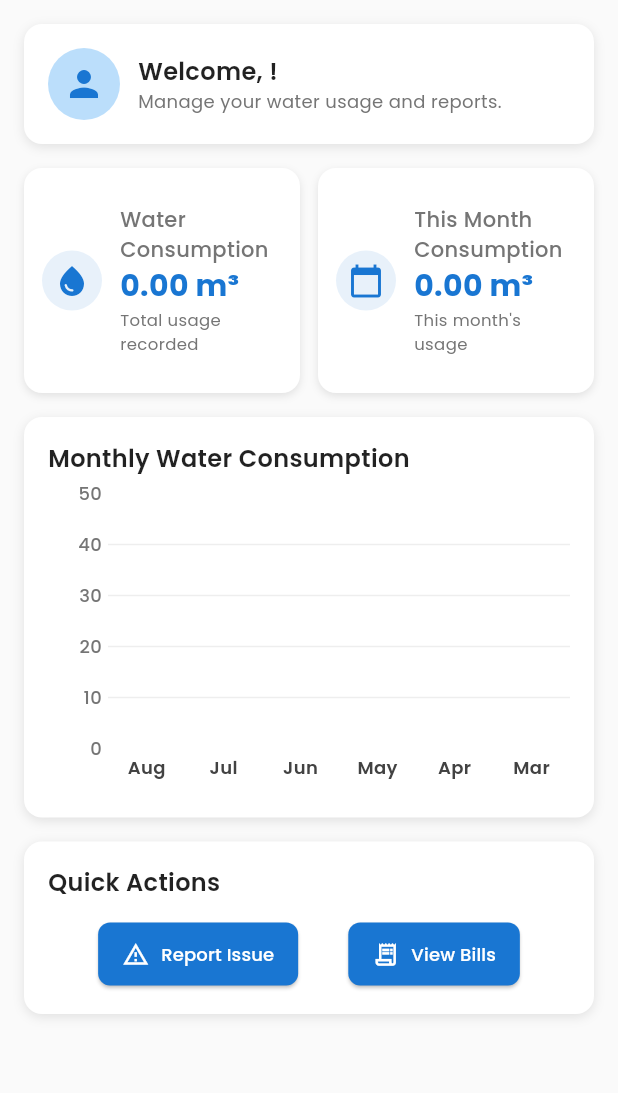
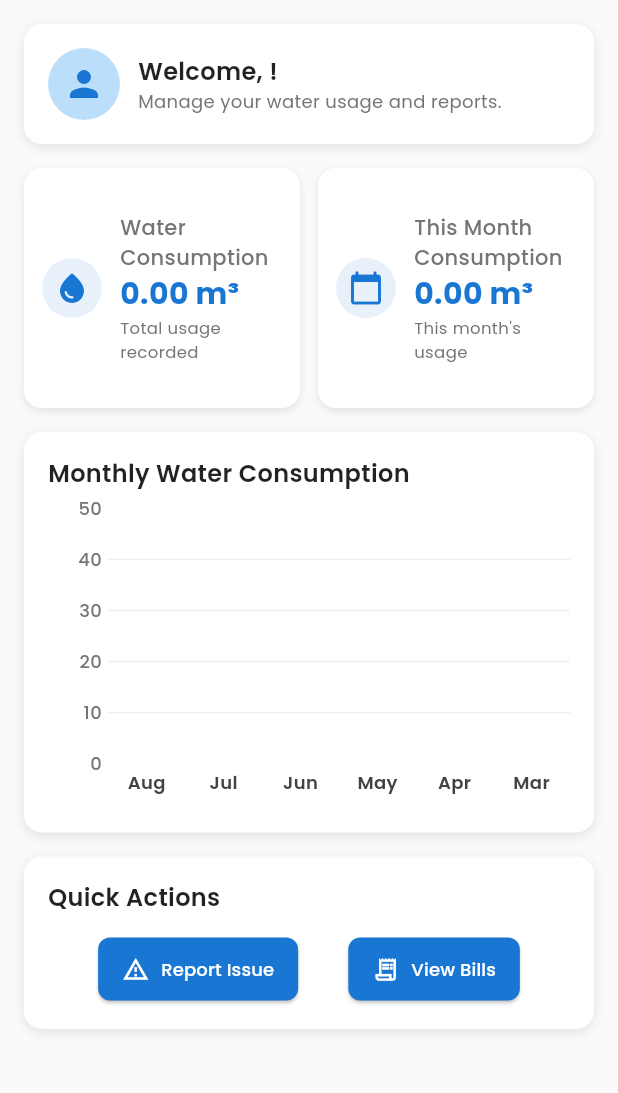
Before and after one commit to johnrey666/water_pipe_monitoring, a Flutter app: the ResidentHomePage screen opened directly, on a phone screen of 412 x 824 dp, the part 84-1177 px from its top. Run offline on Flutter 3.47's test engine with Material 3 defaults, Android fonts, the phone set to English and light mode, and no system bars; drawn by our look-alikes of fl_chart; our stand-ins replace animate_do, cached_network_image, cloud_firestore, device_info_plus, firebase_auth, firebase_core and 7 more; accounts and stored records are empty.

Commit message:
oveflow fix

```diff
--- a/lib/resident/resident_home.dart
+++ b/lib/resident/resident_home.dart
@@ -913,7 +913,7 @@ class _ResidentHomePageState extends State<ResidentHomePage>
             ),
             const SizedBox(height: 16),
             SizedBox(
-              height: 150,
+              height: 160,
               child: Row(
                 children: [
                   Expanded(
```
